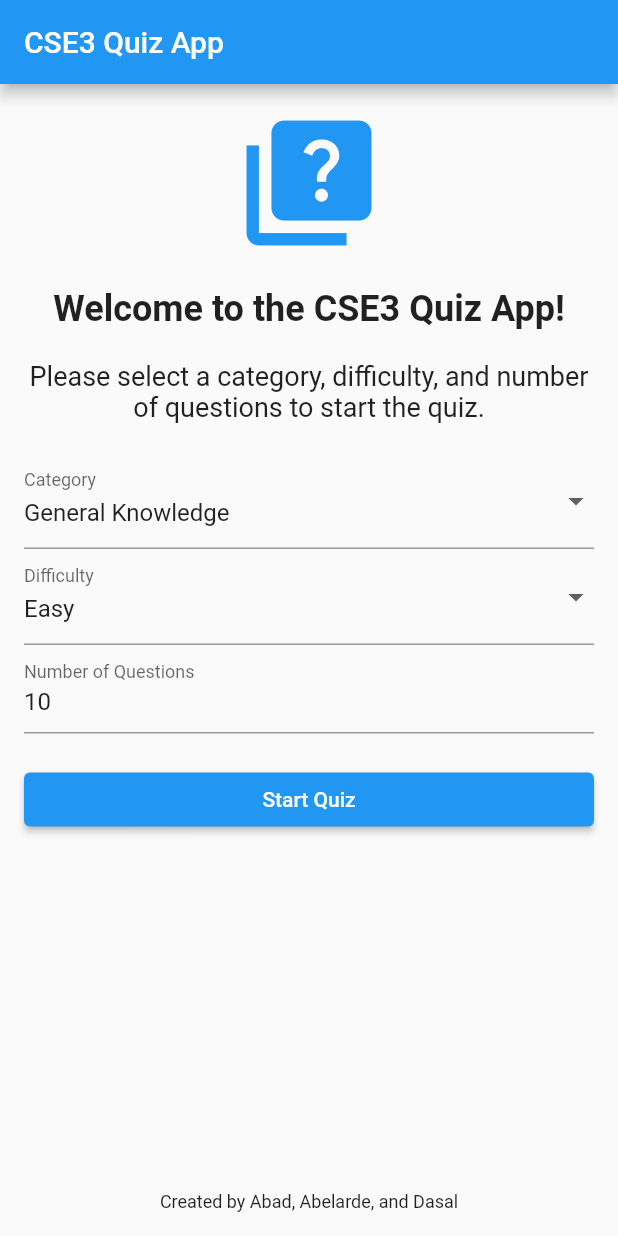
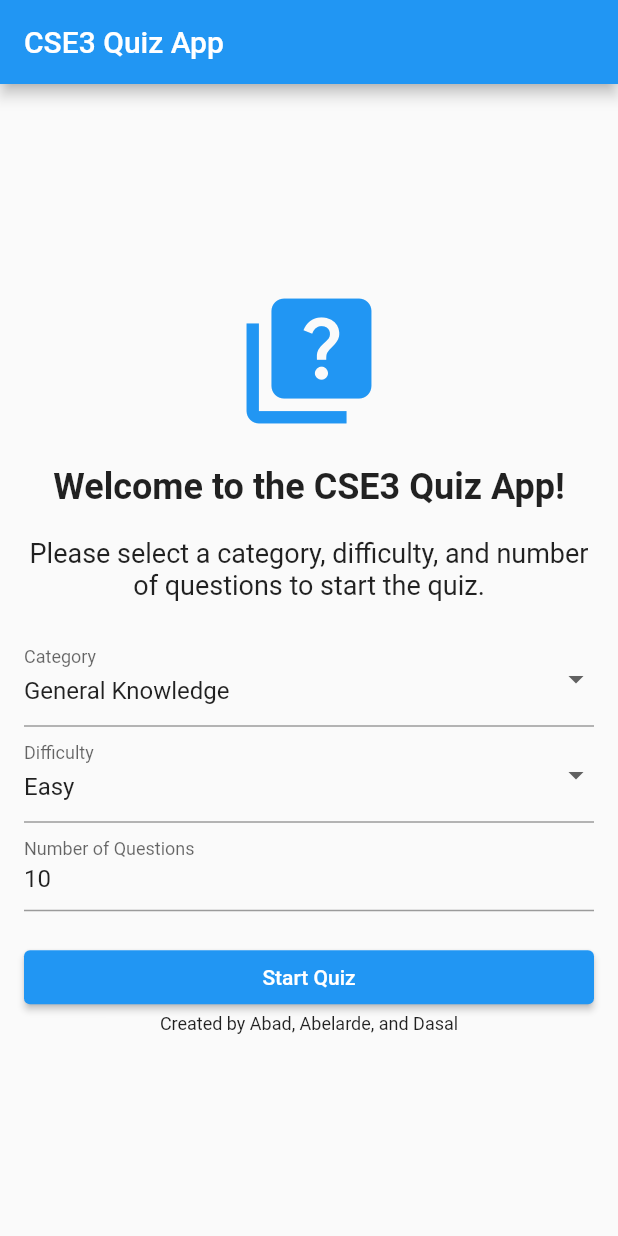
Before and after one commit to drianlarde/cse3-quiz-app, a Flutter app: the screen it shows after launch, on a phone screen of 412 x 824 dp. Run offline on Flutter 3.47's test engine with Material 2 defaults, Android fonts, the phone set to English and light mode, and no system bars; our stand-ins replace html_unescape.

Commit message:
[Misc][Adrian] Add comments

```diff
--- a/lib/screens/main_menu_screen.dart
+++ b/lib/screens/main_menu_screen.dart
@@ -1,39 +1,55 @@
+// Import the necessary packages for building UI and navigating between screens.
 import 'package:flutter/material.dart';
 import 'quiz_screen.dart';
 
+// Define MainMenuScreen as a StatefulWidget since it will manage local state.
 class MainMenuScreen extends StatefulWidget {
+  // Create and return an instance of _MainMenuScreenState.
   @override
   _MainMenuScreenState createState() => _MainMenuScreenState();
 }
 
+// Define the state class _MainMenuScreenState.
 class _MainMenuScreenState extends State<MainMenuScreen> {
+  // Define a key to uniquely identify the Form widget for validation.
   final _formKey = GlobalKey<FormState>();
+
+  // Define available quiz categories and their IDs.
   final _categories = {
     '9': 'General Knowledge',
     '12': 'Entertainment: Music',
-    // Add more categories here, pwede niyo gamitin yung existing categories sa Open Trivia DB API kaso andaming categories
+    // More categories can be added here.
   };
+
+  // Define available quiz difficulties.
   final _difficulties = ['easy', 'medium', 'hard'];
+
+  // Initialize the selected category, difficulty, and number of questions.
   String _selectedCategory = '9';
   String _selectedDifficulty = 'easy';
   int _numberOfQuestions = 10;
 
+  // Define the build method to construct the UI.
   @override
   Widget build(BuildContext context) {
+    // Return a Scaffold widget as the visual scaffold for the screen.
     return Scaffold(
+      // Set up the AppBar with a title.
       appBar: AppBar(
         title: const Text('CSE3 Quiz App'),
       ),
+      // Define the body of the screen as a Form widget.
       body: Form(
         key: _formKey,
         child: Padding(
+          // Add padding around the form content.
           padding: const EdgeInsets.all(16.0),
+          // Arrange form elements in a Column.
           child: Column(
-            mainAxisAlignment: MainAxisAlignment.spaceBetween,
+            mainAxisAlignment: MainAxisAlignment.center,
             children: [
               Column(
                 children: [
-                  // Add a title using const, please use const for all widgets
                   Icon(Icons.quiz, size: 100.0, color: Colors.blue),
                   const SizedBox(height: 20),
                   const Text(
```
Also changed, not shown: lib/main.dart (+10 -0 lines), lib/questions.dart (+15 -0 lines), lib/screens/quiz_screen.dart (+19 -0 lines), lib/screens/result_screen.dart (+15 -0 lines).
